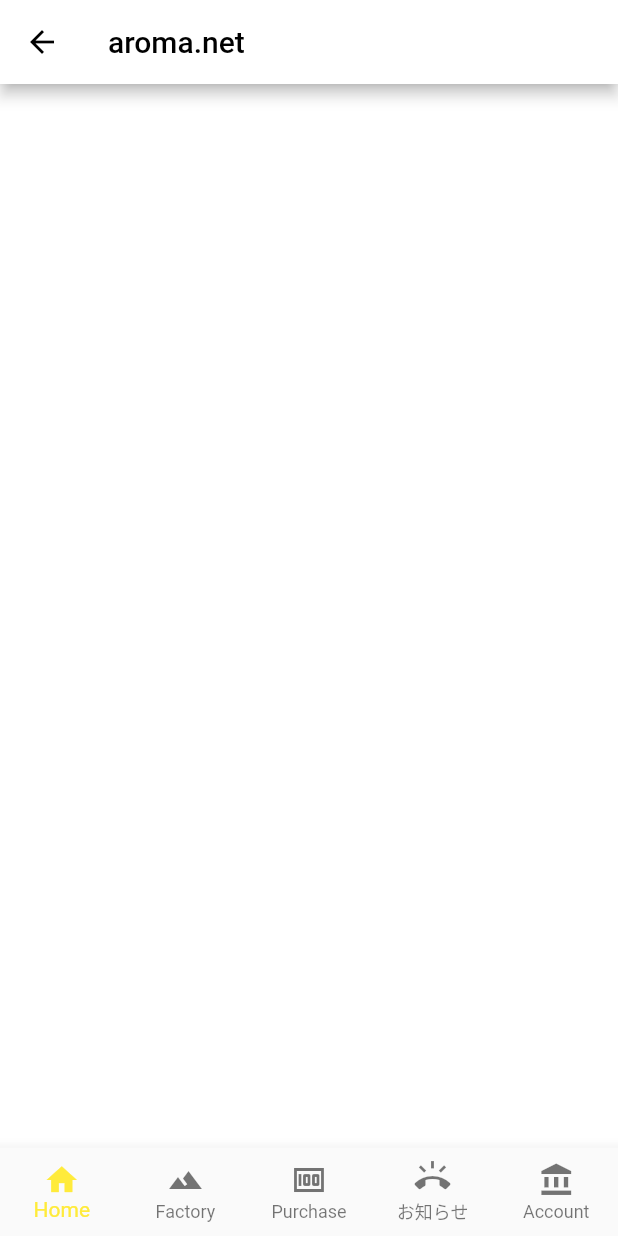
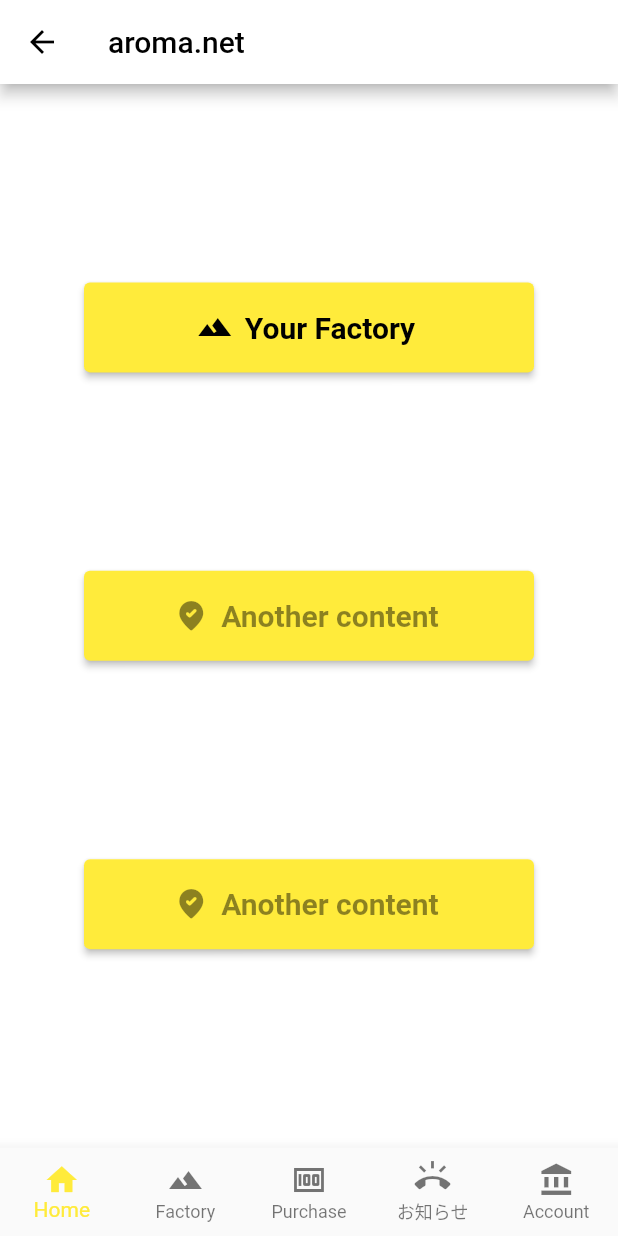
Before and after one commit to yuu-eguci/flutter_lab, a Flutter app: the AromaDotNetHomePage screen opened by its route, on a phone screen of 412 x 824 dp. Run offline on Flutter 3.47's test engine with Material 2 defaults, Android fonts, the phone set to English and light mode, and no system bars.

Commit message:
✨ Your Factory ボタン

```diff
--- a/lib/aroma_dot_net_home_page.dart
+++ b/lib/aroma_dot_net_home_page.dart
@@ -16,7 +16,55 @@ class AromaDotNetHomePage extends StatelessWidget {
           child: Column(
             // FIXME: margin とかのとり方がわからんので、とりあえず均一に並べてある。
             mainAxisAlignment: MainAxisAlignment.spaceEvenly,
-            children: const <Widget>[
+            children: <Widget>[
+              ElevatedButton.icon(
+                icon: const Icon(
+                  Icons.filter_hdr,
+                  color: Colors.black,
+                ),
+                label: const Text(
+                  'Your Factory',
+                  style: TextStyle(fontWeight: FontWeight.bold, fontSize: 20.0),
+                ),
+                style: ElevatedButton.styleFrom(
+                  minimumSize: const Size(300, 60),
+                ),
+                onPressed: () {
+
+                },
+              ),
+              ElevatedButton.icon(
+                icon: const Icon(
+                  Icons.where_to_vote_rounded,
+                  color: Colors.black45,
+                ),
+                label: const Text(
+                  'Another content',
+                  style: TextStyle(fontWeight: FontWeight.bold, fontSize: 20.0),
+                ),
+                style: ElevatedButton.styleFrom(
+                  minimumSize: const Size(300, 60),
+                  onPrimary: Colors.black45,
+                ),
+                onPressed: () {
+                },
+              ),
+              ElevatedButton.icon(
+                icon: const Icon(
+                  Icons.where_to_vote_rounded,
+                  color: Colors.black45,
+                ),
+                label: const Text(
+                  'Another content',
+                  style: TextStyle(fontWeight: FontWeight.bold, fontSize: 20.0),
+                ),
+                style: ElevatedButton.styleFrom(
+                  minimumSize: const Size(300, 60),
+                  onPrimary: Colors.black45,
+                ),
+                onPressed: () {
+                },
+              ),
             ],
           ),
 
```
